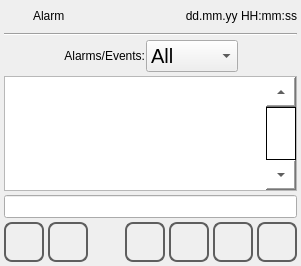
Old version of the form qt_library/ATCMalarms/alarms.ui in the repository MECTsrl/mect_plugins.
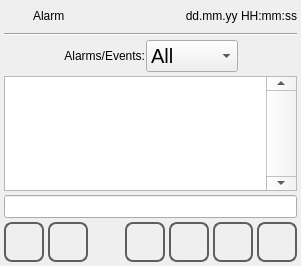
New version of the form. Icons and pictures are not drawn.

The edit to the form file:
```diff
--- a/qt_library/ATCMalarms/alarms.ui
+++ b/qt_library/ATCMalarms/alarms.ui
@@ -26,7 +26,28 @@
    <string>alarms</string>
   </property>
   <property name="styleSheet">
-   <string notr="true"/>
+   <string notr="true">QPushButton  {
+	qproperty-focusPolicy: NoFocus;
+	border-radius: 8px;
+	border: 2px solid  rgb(94, 94, 94);
+	qproperty-iconSize: 24px 24px;
+}
+QPushButton:pressed
+{
+	border: 2px solid  rgb(194, 194, 194);
+	background-color:  rgb(255, 255, 127);
+}
+QPushButton:disabled
+{
+	border: 2px solid  rgb(194, 194, 194);
+}
+QComboBox  {	
+	min-height: 30px;
+	font-size: 20px;
+}
+QScrollBar:vertical {
+	width: 30px;
+}</string>
   </property>
   <layout class="QVBoxLayout" name="verticalLayout">
    <property name="spacing">
```
Left out of the diff: 98 changed lines with no effect on the pictures.
